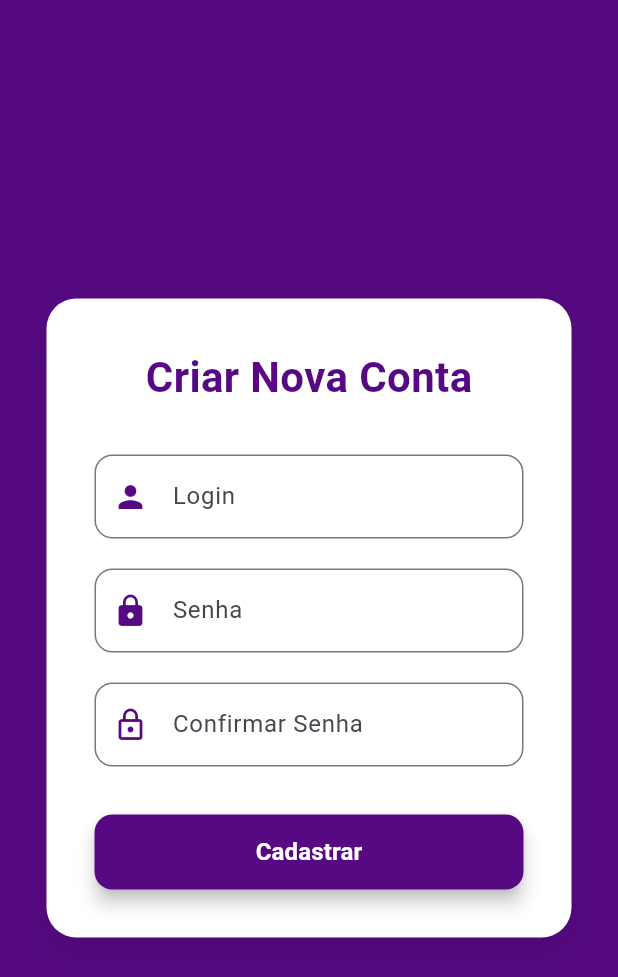
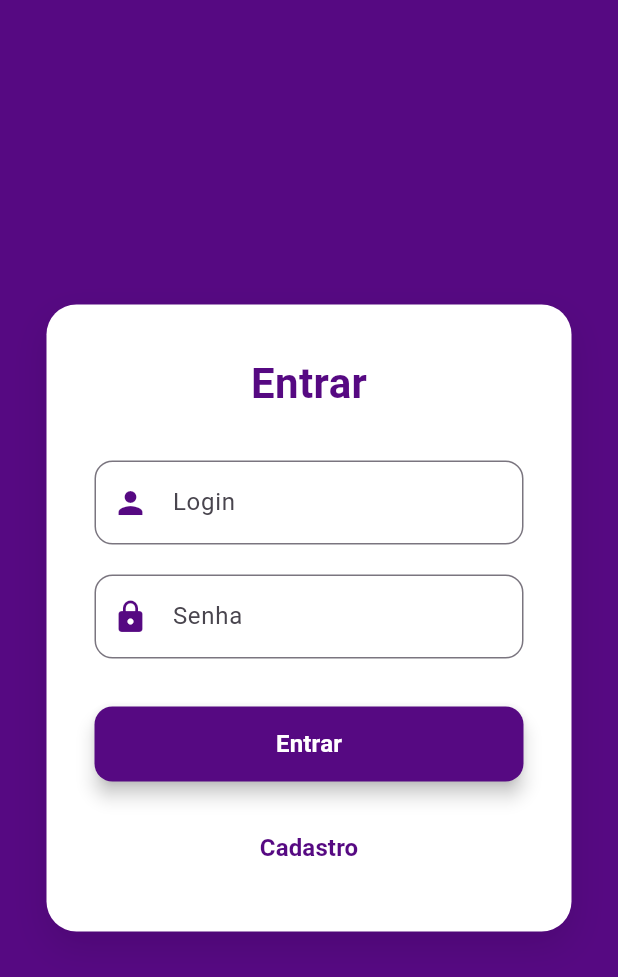
Before and after one commit to yanldc/Final-Mobile, a Flutter app: the screen it shows after launch, on a phone screen of 412 x 824 dp. Shown: the top 977 px of the screen. Run offline on Flutter 3.47's test engine with Material 3 defaults, Android fonts, the phone set to English and light mode, and no system bars; our stand-ins replace hive, hive_flutter; accounts and stored records are empty.

Commit message:
feat: create login flow with home screen redirect

```diff
--- a/final_mobile/lib/main.dart
+++ b/final_mobile/lib/main.dart
@@ -2,7 +2,7 @@
 import 'package:hive_flutter/hive_flutter.dart';
 import 'models/user_model.dart';
 import 'services/user_service.dart';
-import 'screens/cadastro_screen.dart';
+import 'screens/login_screen.dart';
 
 void main() async {
   WidgetsFlutterBinding.ensureInitialized();
@@ -40,7 +40,7 @@
         // tested with just a hot reload.
         colorScheme: ColorScheme.fromSeed(seedColor: Colors.deepPurple),
       ),
-      home: const CadastroScreen(),
+      home: const LoginScreen(),
     );
   }
 }
--- /dev/null
+++ b/final_mobile/lib/screens/login_screen.dart
@@ -0,0 +1,204 @@
+import 'package:flutter/material.dart';
+import '../services/user_service.dart';
+import 'cadastro_screen.dart';
+import 'home_screen.dart';
+
+class LoginScreen extends StatefulWidget {
+  const LoginScreen({super.key});
+
+  @override
+  State<LoginScreen> createState() => _LoginScreenState();
+}
+
+class _LoginScreenState extends State<LoginScreen> {
+  final _formKey = GlobalKey<FormState>();
+  final _loginController = TextEditingController();
+  final _senhaController = TextEditingController();
+  bool _isLoading = false;
+
+  Future<void> _login() async {
+    if (!_formKey.currentState!.validate()) return;
+
+    setState(() => _isLoading = true);
+
+    try {
+      final user = await UserService.login(
+        _loginController.text.trim(),
+        _senhaController.text,
+      );
+
+      if (user != null) {
+        if (mounted) {
+          ScaffoldMessenger.of(context).showSnackBar(
+            const SnackBar(
+              content: Text('Login realizado com sucesso!'),
+              backgroundColor: Colors.green,
+            ),
+          );
+          Navigator.pushReplacement(
+            context,
+            MaterialPageRoute(
+              builder: (context) => const HomeScreen(),
+            ),
+          );
+        }
+      } else {
+        if (mounted) {
+          ScaffoldMessenger.of(context).showSnackBar(
+            const SnackBar(
+              content: Text('Login ou senha incorretos'),
+              backgroundColor: Colors.red,
+            ),
+          );
+        }
+      }
+    } catch (e) {
+      if (mounted) {
+        ScaffoldMessenger.of(context).showSnackBar(
+          SnackBar(
+            content: Text('Erro: $e'),
+            backgroundColor: Colors.red,
+          ),
+        );
+      }
+    } finally {
+      if (mounted) setState(() => _isLoading = false);
+    }
+  }
+
+  @override
+  Widget build(BuildContext context) {
+    return Scaffold(
+      backgroundColor: const Color(0xFF560982),
+      body: Center(
+        child: SingleChildScrollView(
+          child: Padding(
+            padding: const EdgeInsets.all(24.0),
+            child: Container(
+              width: 350,
+              padding: const EdgeInsets.all(32.0),
+              decoration: BoxDecoration(
+                color: Colors.white,
+                borderRadius: BorderRadius.circular(20),
+                boxShadow: [
+                  BoxShadow(
+                    color: Colors.black.withOpacity(0.1),
+                    blurRadius: 20,
+                    offset: const Offset(0, 10),
+                  ),
+                ],
+              ),
+              child: Form(
+                key: _formKey,
+                child: Column(
+                  mainAxisSize: MainAxisSize.min,
+                  children: [
+                    const Text(
+                      'Entrar',
+                      style: TextStyle(
+                        fontSize: 28,
+                        fontWeight: FontWeight.bold,
+                        color: Color(0xFF560982),
+                      ),
+                    ),
+                    const SizedBox(height: 32),
+                    TextFormField(
+                      controller: _loginController,
+                      decoration: InputDecoration(
+                        labelText: 'Login',
+                        border: OutlineInputBorder(
+                          borderRadius: BorderRadius.circular(12),
+                        ),
+                        prefixIcon: const Icon(Icons.person, color: Color(0xFF560982)),
+                        focusedBorder: OutlineInputBorder(
+                          borderRadius: BorderRadius.circular(12),
+                          borderSide: const BorderSide(color: Color(0xFF560982), width: 2),
+                        ),
+                      ),
+                      validator: (value) {
+                        if (value == null || value.trim().isEmpty) {
+                          return 'Login é obrigatório';
+                        }
+                        return null;
+                      },
+                    ),
+                    const SizedBox(height: 20),
+                    TextFormField(
+                      controller: _senhaController,
+                      decoration: InputDecoration(
+                        labelText: 'Senha',
+                        border: OutlineInputBorder(
+                          borderRadius: BorderRadius.circular(12),
+                        ),
+                        prefixIcon: const Icon(Icons.lock, color: Color(0xFF560982)),
+                        focusedBorder: OutlineInputBorder(
+                          borderRadius: BorderRadius.circular(12),
+                          borderSide: const BorderSide(color: Color(0xFF560982), width: 2),
+                        ),
+                      ),
+                      obscureText: true,
+                      validator: (value) {
+                        if (value == null || value.isEmpty) {
+                          return 'Senha é obrigatória';
+                        }
+                        return null;
+                      },
+                    ),
+                    const SizedBox(height: 32),
+                    SizedBox(
+                      width: double.infinity,
+                      height: 50,
+                      child: ElevatedButton(
+                        onPressed: _isLoading ? null : _login,
+                        style: ElevatedButton.styleFrom(
+                          backgroundColor: const Color(0xFF560982),
+                          foregroundColor: Colors.white,
+                          shape: RoundedRectangleBorder(
+                            borderRadius: BorderRadius.circular(12),
+                          ),
+                          elevation: 5,
+                        ),
+                        child: _isLoading
+                            ? const CircularProgressIndicator(color: Colors.white)
+                            : const Text(
+                                'Entrar',
+                                style: TextStyle(fontSize: 16, fontWeight: FontWeight.bold),
+                              ),
+                      ),
+                    ),
+                    const SizedBox(height: 20),
+                    TextButton(
+                      onPressed: () {
+                        Navigator.push(
+                          context,
+                          MaterialPageRoute(
+                            builder: (context) => const CadastroScreen(),
+                          ),
+                        );
+                      },
+                      child: const Text(
+                        'Cadastro',
+                        style: TextStyle(
+                          color: Color(0xFF560982),
+                          fontSize: 16,
+                          fontWeight: FontWeight.w600,
+                        ),
+                      ),
+                    ),
+                  ],
+                ),
+              ),
+            ),
+          ),
+        ),
+      ),
+    );
+  }
+
+  @override
+  void dispose() {
+    _loginController.dispose();
+    _senhaController.dispose();
+    super.dispose();
+  }
+}
```
Also changed, not shown: final_mobile/lib/screens/home_screen.dart (added, +22 -0 lines).
